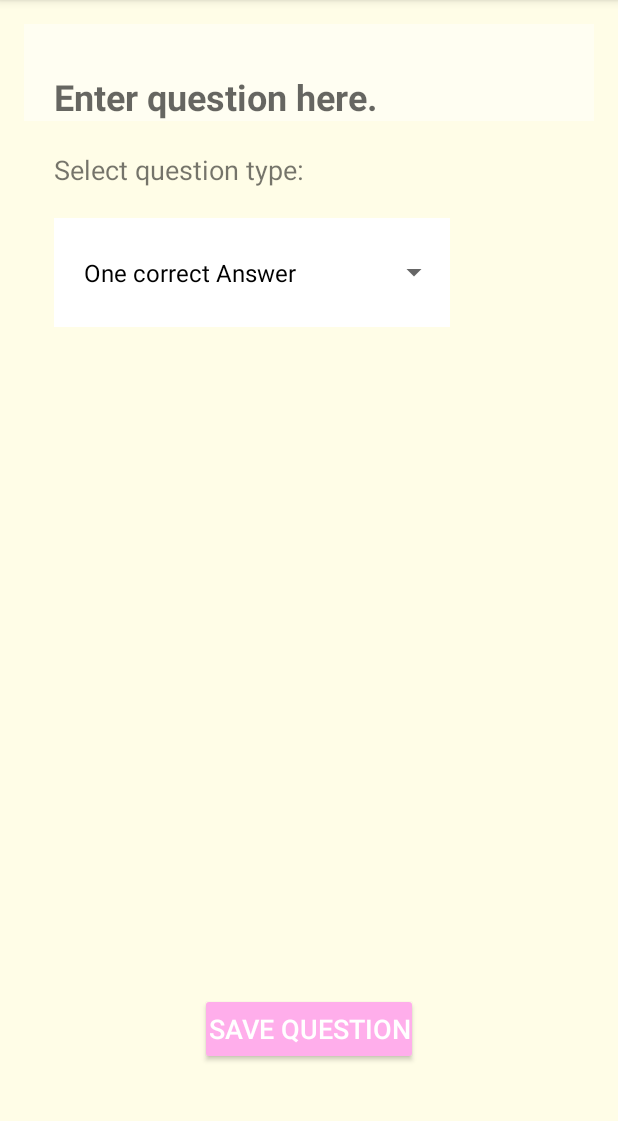
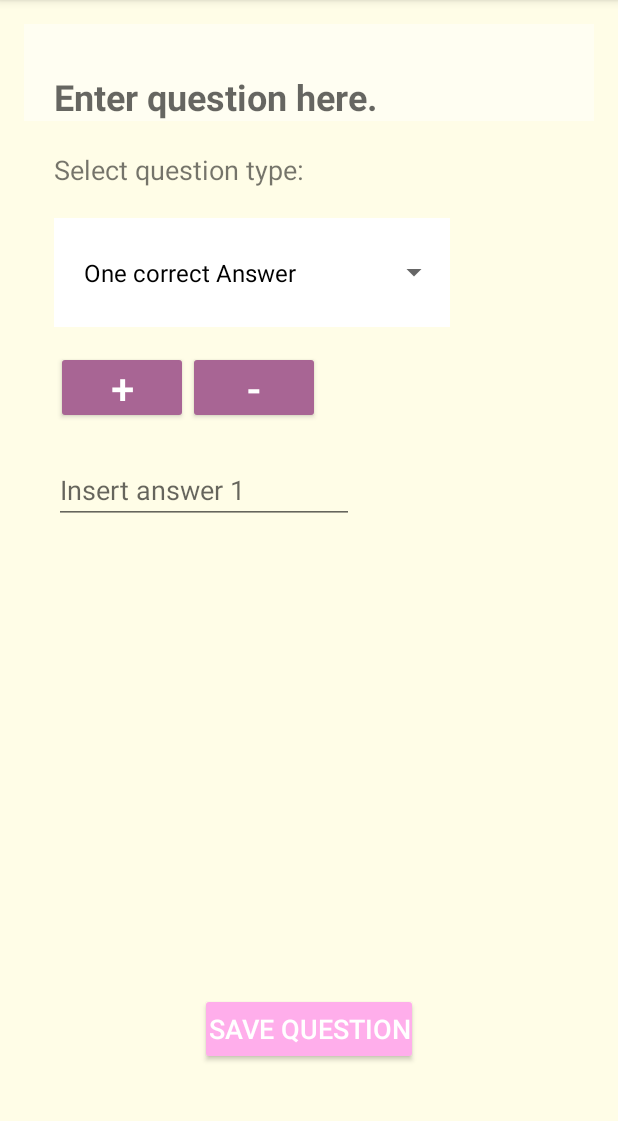
Before and after one commit to oritgurel/QuizApp3, an Android app: the fragment CreateQuizFragment placed in its activity, on a phone screen of 412 x 824 dp, the part 84-1205 px from its top. Run offline under Robolectric (Android 15) with nearby library versions, the phone set to English and light mode, and no system bars.

Commit message:
create_quiz_frag

```diff
--- a/app/src/main/java/com/oritmalki/quizapp/view/CreateQuizFragment.java
+++ b/app/src/main/java/com/oritmalki/quizapp/view/CreateQuizFragment.java
@@ -25,6 +25,7 @@ import android.widget.LinearLayout;
 import android.widget.RadioButton;
 import android.widget.RadioGroup;
 import android.widget.RadioGroup.LayoutParams;
+import android.widget.RelativeLayout;
 import android.widget.Spinner;
 import android.widget.Toast;
 
@@ -48,7 +49,6 @@ public class CreateQuizFragment extends Fragment implements View.OnClickListener
     private QuestionFragmentListener listener;
     private OnButtonClickListener mOnButtonClickListener;
     private Question question;
-    private ViewGroup innerQuestionLayout;
     private ViewGroup createQuestionLayout;
     private Button saveQuestion;
     private EditText questionET;
@@ -122,7 +122,7 @@ public class CreateQuizFragment extends Fragment implements View.OnClickListener
     @Override
     public void onDetach() {
         super.onDetach();
-        QuestionsRepository.getInstance().saveQuestion(question);
+//        QuestionsRepository.getInstance().saveQuestion(question);
 
         listener = null;
     }
@@ -144,14 +144,28 @@ public class CreateQuizFragment extends Fragment implements View.OnClickListener
 
             case R.id.add_answer_butt:
                 //add another answer
+
                 EditText answer = (EditText) inflater.inflate(R.layout.answer_et, createQuestionLayout, false);
-                answer.setHint("Answer " + createQuestionLayout.indexOfChild(answer) + 1);
+                answer.setId(View.generateViewId());
+                RelativeLayout.LayoutParams lp = (RelativeLayout.LayoutParams) answer.getLayoutParams();
+                if (createQuestionLayout.getChildCount() > 0) {
+
+                    if (addAnswerLayout == createQuestionLayout.getChildAt(0) && addAnswerLayout == createQuestionLayout.getChildAt(createQuestionLayout.getChildCount()-1)) {
+                        lp.addRule(RelativeLayout.BELOW, addAnswerLayout.getId());
+                    } else
+                    lp.addRule(RelativeLayout.BELOW, createQuestionLayout.getChildAt(createQuestionLayout.getChildCount()-1).getId());
+                }
+                answer.setLayoutParams(lp);
+                createQuestionLayout.addView(answer);
+                answer.setHint("Insert answer " + (createQuestionLayout.indexOfChild(createQuestionLayout.getChildAt(createQuestionLayout.getChildCount()-1))+1));
 
                 break;
             case R.id.remove_answer_butt:
-                //add another answer
-                if (createQuestionLayout.getChildCount() != 0 && createQuestionLayout.getChildAt(0) != null) {
-                    createQuestionLayout.removeViewAt(createQuestionLayout.getChildCount()-1);
+                //remove answer
+                if (addAnswerLayout.getChildCount() != 0 && createQuestionLayout.getChildAt(0) != null) {
+                    if (createQuestionLayout.getChildAt(createQuestionLayout.getChildCount()-1) instanceof EditText) {
+                        createQuestionLayout.removeViewAt(createQuestionLayout.getChildCount()-1);
+                    }
                 }
 
                 break;
@@ -173,9 +187,6 @@ public class CreateQuizFragment extends Fragment implements View.OnClickListener
         prevBut = view.findViewById(R.id.prev_but);
         nextBut = view.findViewById(R.id.next_but);
         questionET = view.findViewById(R.id.question_et);
-        innerQuestionLayout = view.findViewById(R.id.inner_question_layout);
-        saveET = view.findViewById(R.id.save_et);
-        saveET.setOnClickListener(this);
         saveQuestion = view.findViewById(R.id.save_question);
         saveQuestion.setOnClickListener(this);
         prevBut.setOnClickListener(this);
@@ -185,11 +196,7 @@ public class CreateQuizFragment extends Fragment implements View.OnClickListener
         inCorrect = view.findViewById(R.id.incorrect_image);
         typeSpinner = view.findViewById(R.id.spinner_quest_type);
         createQuestionLayout = view.findViewById(R.id.inner_create_layout);
-        addAnswerButt = view.findViewById(R.id.add_answer_butt);
 
-        removeAnswerButt = view.findViewById(R.id.remove_answer_butt);
-
-        answerButtons = view.findViewById(R.id.answer_buttons);
 
 
 
@@ -198,119 +205,10 @@ public class CreateQuizFragment extends Fragment implements View.OnClickListener
         //initialize spinner
         ArrayAdapter<CharSequence> adapter = ArrayAdapter.createFromResource(getContext(), R.array.question_types_array, R.layout.spinner_text);
         typeSpinner.setAdapter(adapter);
+        typeSpinner.setOnItemSelectedListener(this);
     }
 
-//        @RequiresApi(api = VERSION_CODES.JELLY_BEAN_MR1)
-//        public void setQuestionType(int type) {
 //
-//            //setLayoutParams
-//            LayoutParams layoutParams = new LayoutParams(LayoutParams.WRAP_CONTENT, LayoutParams.WRAP_CONTENT);
-//            layoutParams.setMargins(100, 5, 24, 5);
-//            layoutParams.gravity = Gravity.LEFT;
-//
-//            LayoutInflater inflater1 = LayoutInflater.from(getContext());
-//            rg = (RadioGroup) inflater1.inflate(R.layout.answers_radiogroup_layout, innerQuestionLayout, false);
-//            rg.setOrientation(LinearLayout.VERTICAL);
-//            if (VERSION.SDK_INT >= VERSION_CODES.JELLY_BEAN_MR1) {
-//                rg.setTextAlignment(View.TEXT_ALIGNMENT_INHERIT);
-//            }
-//
-//        //switch for answer types
-//        //TODO add a spinner for choosing answer type. according to selection, create answer views
-//
-//            switch (getQuestionType(typeSpinner.getSelectedItem().toString())) {
-//
-//            case Answer.ONE_CORRECT_ANSWER:
-//
-//                final RadioButton[] rb = new RadioButton[question.getAnswers().length];
-//
-//
-//                for (int i = 0; i < question.getAnswers().length; i++) {
-//                    rb[i] = new RadioButton(getContext());
-//                    rb[i].setTextSize(1, 18);
-//                    rb[i].setLayoutParams(layoutParams);
-//                    if (VERSION.SDK_INT >= VERSION_CODES.JELLY_BEAN_MR1) {
-//                        rb[i].setLayoutDirection(View.LAYOUT_DIRECTION_LTR);
-//                        rb[i].setTextDirection(View.TEXT_DIRECTION_FIRST_STRONG);
-//                        rb[i].setTextAlignment(View.TEXT_ALIGNMENT_GRAVITY);
-//                    }
-//
-//
-//                    //get answer from list
-//                    Answer[] answers = question.getAnswers();
-//                    rb[i].setText(answers[i].getAnswer());
-//
-//                    rg.addView(rb[i]);
-//
-//                }
-//
-//                innerQuestionLayout.addView(rg);
-//
-//                break;
-//
-//            case Answer.MULTIPLE_ANSWERS:
-//
-//                for (int i = 0; i < question.getAnswers().length; i++) {
-//                    final CheckBox checkBox = new CheckBox(getContext());
-//                    layoutParams.gravity = Gravity.LEFT;
-//                    checkBox.setLayoutDirection(View.LAYOUT_DIRECTION_LTR);
-//                    checkBox.setLayoutParams(layoutParams);
-//                    checkBox.setTextSize(1, 18);
-//                    checkBox.setId(i);
-//                    //get answer from list
-//                    final Answer[] answers = question.getAnswers();
-//                    checkBox.setText(answers[i].getAnswer());
-//
-//                    //continue to set the view
-//                    rg.addView(checkBox);
-//
-//                    innerQuestionLayout.addView(rg);
-//                }
-//
-//                break;
-//
-//            case Answer.TEXT_ANSWER:
-//
-//                EditText editText = new EditText(getContext());
-//                layoutParams.gravity = Gravity.CENTER;
-//                layoutParams.width = LayoutParams.MATCH_PARENT;
-//                layoutParams.rightMargin = 100;
-//                editText.setLayoutParams(layoutParams);
-//                editText.setTextSize(18);
-//                editText.setHint("type your answer here");
-//                editText.setGravity(View.TEXT_ALIGNMENT_CENTER);
-//
-//                rg.addView(editText);
-//                if (question.getAnswers()[0].getTextAnswerInput() != null) {
-//                    editText.setText(question.getAnswers()[0].getTextAnswerInput());
-//                }
-//                innerQuestionLayout.addView(rg);
-//                break;
-//        }
-//    }
-//
-//
-//    //interfaces
-//
-//
-//    //utility methods
-//
-//    //get buttonViews array
-//    public CheckBox[] getCheckBoxesViewsArray(ViewGroup viewGroup) {
-//        CheckBox[] buttonViews = new CheckBox[viewGroup.getChildCount()];
-//        for (int i = 0; i < question.getAnswers().length; i++) {
-//            buttonViews[i] = (CheckBox) viewGroup.getChildAt(i);
-//        }
-//        return buttonViews;
-//    }
-//
-//    public RadioButton[] getRadioButtonViewsArray(ViewGroup viewGroup) {
-//        RadioButton[] buttonViews = new RadioButton[viewGroup.getChildCount()];
-//        for (int i = 0; i < question.getAnswers().length; i++) {
-//            buttonViews[i] = (RadioButton) viewGroup.getChildAt(i);
-//        }
-//        return buttonViews;
-//    }
 
     @Override
     public void onItemSelected(AdapterView<?> parent, View view, int position, long id) {
@@ -320,19 +218,40 @@ public class CreateQuizFragment extends Fragment implements View.OnClickListener
             case "One correct Answer":
 
             case "Multiple correct answers":
-
+                if (createQuestionLayout != null) {
+                    createQuestionLayout.removeAllViews();
+                }
                 inflater = LayoutInflater.from(getContext());
                 addAnswerLayout = (ViewGroup) inflater.inflate(R.layout.add_answer_layout, createQuestionLayout, false);
+                createQuestionLayout.addView(addAnswerLayout);
+                answerButtons = addAnswerLayout.findViewById(R.id.answer_buttons);
+                addAnswerButt = answerButtons.findViewById(R.id.add_answer_butt);
+                removeAnswerButt = answerButtons.findViewById(R.id.remove_answer_butt);
+                if (answerButtons != null)
+                answerButtons.setVisibility(View.VISIBLE);
+                if (addAnswerButt !=null)
                 addAnswerButt.setOnClickListener(this);
+                if (removeAnswerButt !=null)
                 removeAnswerButt.setOnClickListener(this);
+                EditText ans = (EditText) addAnswerLayout.getChildAt(1);
+
+                ans.setHint("Insert answer 1");
+
 
                 break;
             case "Text answer":
+                if (createQuestionLayout !=null) {
+                    createQuestionLayout.removeAllViews();
+                }
                 inflater = LayoutInflater.from(getContext());
                 addAnswerLayout = (ViewGroup) inflater.inflate(R.layout.add_answer_layout, createQuestionLayout, false);
-                answerButtons.setVisibility(View.GONE);
-                EditText ans = (EditText) addAnswerLayout.getChildAt(1);
-                ans.setHint("Enter your answer here");
+                createQuestionLayout.addView(addAnswerLayout);
+                answerButtons = addAnswerLayout.findViewById(R.id.answer_buttons);
+                if (answerButtons != null)
+                    answerButtons.setVisibility(View.GONE);
+
+                ans = (EditText) addAnswerLayout.getChildAt(1);
+                ans.setHint("Insert text answer");
 
                 break;
 
--- a/app/src/main/res/layout/add_answer_layout.xml
+++ b/app/src/main/res/layout/add_answer_layout.xml
@@ -1,5 +1,7 @@
 <?xml version="1.0" encoding="utf-8"?>
-<LinearLayout android:layout_width="match_parent"
+<LinearLayout
+    android:id="@+id/add_answer_layout"
+    android:layout_width="match_parent"
     android:layout_height="wrap_content"
     xmlns:tools="http://schemas.android.com/tools"
     android:layout_weight="1"
@@ -38,7 +40,7 @@
     </LinearLayout>
 
     <EditText
-
+        android:id="@+id/first_answer"
         android:layout_width="200dp"
         tools:hint="Answer 1"
         android:layout_height="wrap_content"
--- a/app/src/main/res/layout/create_quiz_fragment_layout.xml
+++ b/app/src/main/res/layout/create_quiz_fragment_layout.xml
@@ -78,16 +78,30 @@
 
         </RelativeLayout>
 
-    <LinearLayout
+    <ScrollView
+        android:layout_width="match_parent"
+        android:layout_height="match_parent"
+        android:scrollbarStyle="insideInset"
+        android:layout_weight="1">
+
+        <LinearLayout
+            android:layout_width="match_parent"
+            android:layout_height="match_parent">
+
+
+    <RelativeLayout
         android:id="@+id/inner_create_layout"
         android:layout_width="match_parent"
-        android:layout_height="wrap_content"
-        android:layout_weight="1"
-        android:orientation="vertical">
+        android:layout_height="match_parent"
+        >
+
+</RelativeLayout>
+        </LinearLayout>
+    </ScrollView>
 
 
 
-</LinearLayout>
+
 
     <RelativeLayout
         android:layout_width="match_parent"
```
Also changed, not shown: app/src/main/java/com/oritmalki/quizapp/view/MainActivity.java (+7 -0 lines), 85 other files.
